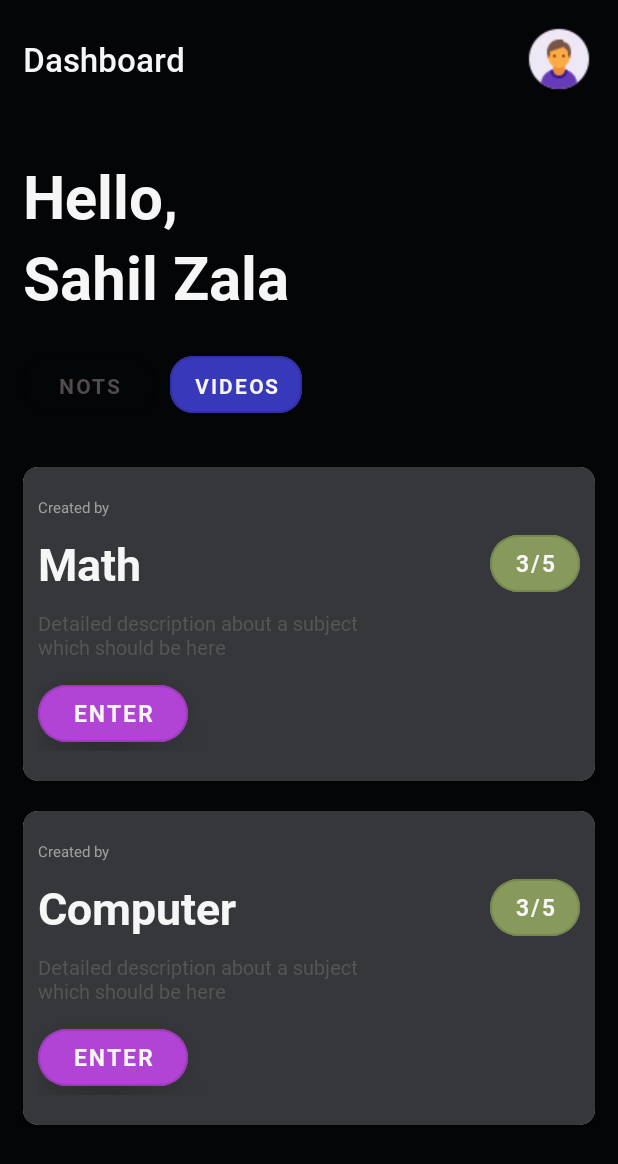
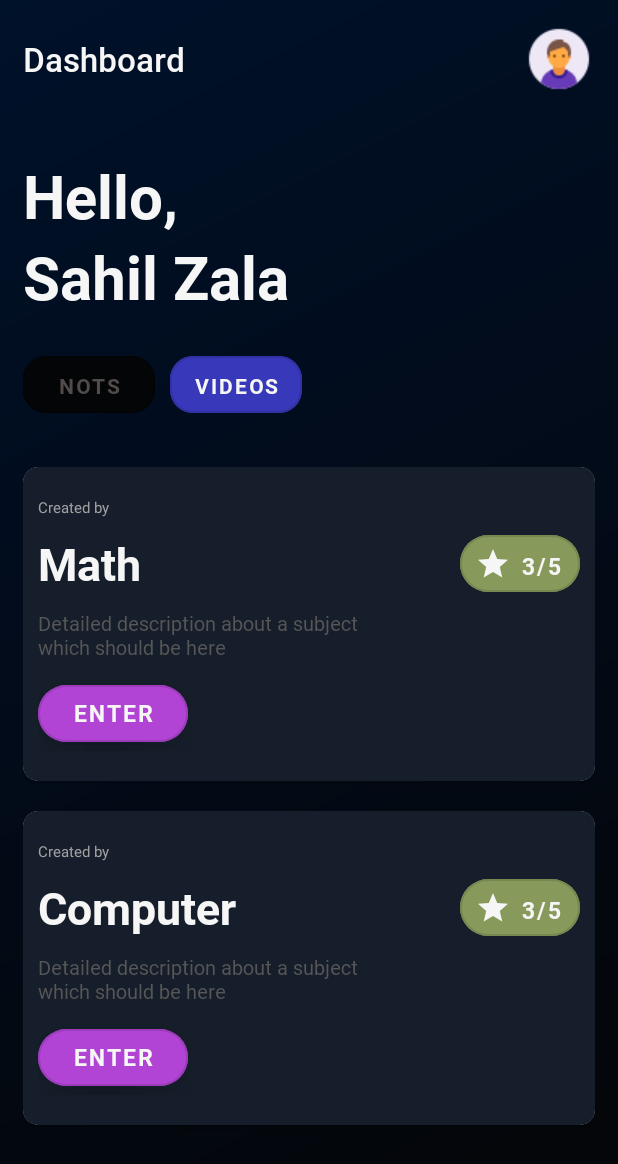
Before and after one commit to SahilZala/Krasheducate, an Android app: the Dashbord screen opened directly, with no data from a screen before it, on a phone screen of 412 x 824 dp. Shown: the top 1164 px of the screen. Run offline under Robolectric (Android 15) with nearby library versions, the phone set to English and light mode, and no system bars.

Commit message:
adding gradient and minor changes

```diff
--- /dev/null
+++ b/app/src/main/res/drawable/gradient_demo.xml
@@ -0,0 +1,14 @@
+<?xml version="1.0" encoding="utf-8"?>
+<shape xmlns:android="http://schemas.android.com/apk/res/android"
+    android:shape="rectangle">
+    <gradient
+        android:startColor="#00112A"
+        android:endColor="#040507"
+        android:angle="315"/>
+
+    <corners
+        android:bottomRightRadius="0dp"
+        android:bottomLeftRadius="0dp"
+        android:topLeftRadius="0dp"
+        android:topRightRadius="0dp"/>
+</shape>
--- /dev/null
+++ b/app/src/main/res/drawable/ic_baseline_star_24.xml
@@ -0,0 +1,5 @@
+<vector android:height="24dp" android:tint="#FFFFFF"
+    android:viewportHeight="24" android:viewportWidth="24"
+    android:width="24dp" xmlns:android="http://schemas.android.com/apk/res/android">
+    <path android:fillColor="@android:color/white" android:pathData="M12,17.27L18.18,21l-1.64,-7.03L22,9.24l-7.19,-0.61L12,2 9.19,8.63 2,9.24l5.46,4.73L5.82,21z"/>
+</vector>
--- a/app/src/main/res/layout/activity_dashbord.xml
+++ b/app/src/main/res/layout/activity_dashbord.xml
@@ -5,7 +5,7 @@
     android:layout_width="match_parent"
     android:layout_height="match_parent"
     tools:context=".Dashbord"
-    android:background="@color/black_mate_2">
+    android:background="@drawable/gradient_demo">
 
 
     <androidx.core.widget.NestedScrollView android:layout_height="match_parent"
--- a/app/src/main/res/layout/subject_recyclerview_item.xml
+++ b/app/src/main/res/layout/subject_recyclerview_item.xml
@@ -3,17 +3,17 @@
     android:layout_width="match_parent"
     android:layout_height="wrap_content"
     xmlns:app="http://schemas.android.com/apk/res-auto"
-    android:background="#35373A"
+    android:background="#273746"
     app:cardCornerRadius="10dp"
-
     android:id="@+id/lyt_parent"
     android:layout_marginTop="10dp"
     android:layout_marginBottom="10dp"
+    android:elevation="5dp"
     >
 
     <RelativeLayout
         android:padding="10dp"
-        android:background="#35373A"
+        android:background="#151E2A"
         android:layout_height="wrap_content"
         android:layout_width="match_parent">
 
@@ -68,7 +68,7 @@
                     <com.google.android.material.button.MaterialButton
                         android:backgroundTint="#879A5B"
                         android:id="@+id/textButton"
-                        android:layout_width="60dp"
+                        android:layout_width="80dp"
                         android:layout_height="50dp"
                         android:text="3/5"
                         android:textSize="15dp"
@@ -77,8 +77,12 @@
                         android:fontFamily="@font/roboto_bold"
                         android:layout_gravity="right"
                         app:cornerRadius="20dp"
-                        android:padding="0dp" />
+                        android:padding="10dp"
+                        app:iconTint="@color/cream_white"
+                        app:icon="@drawable/ic_baseline_star_24"/>
+
                 </RelativeLayout>
+
             </LinearLayout>
 
 
```
